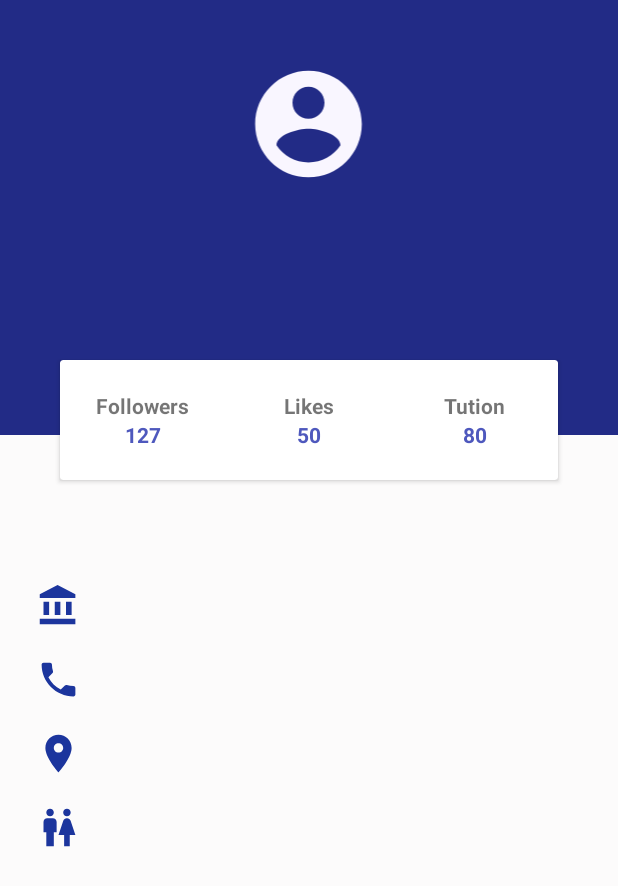
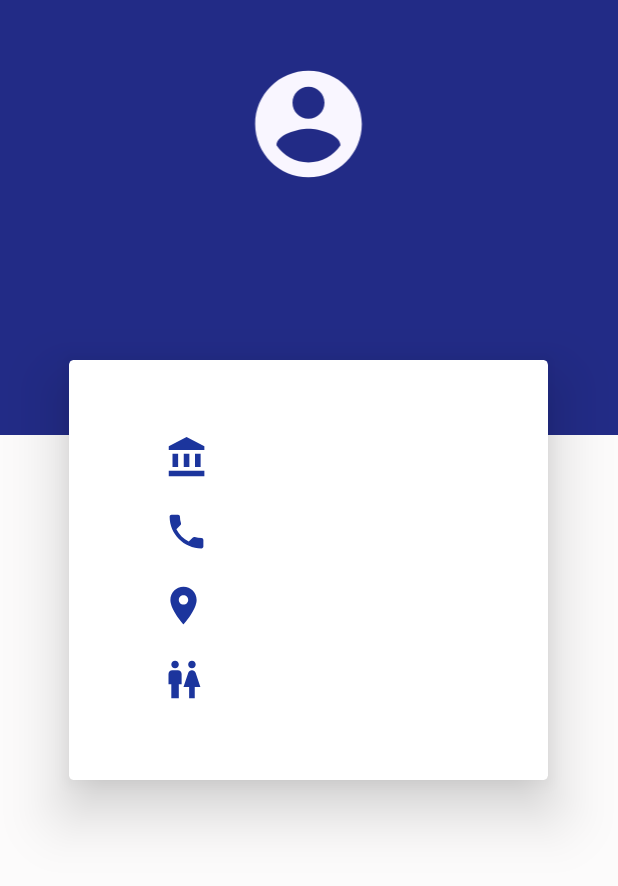
Before and after one commit to Amxadhussain97/Android, an Android app: the Teacherprofile screen opened directly, with no data from a screen before it, on a phone screen of 412 x 824 dp. Shown: the top 886 px of the screen. Run offline under Robolectric (Android 15) with nearby library versions, the phone set to English and light mode, and no system bars; our stand-ins replace Firebase (no records; nobody signed in at launch, a user with empty details on screens opened directly).

Commit message:
profile updated

```diff
--- a/app/src/main/res/layout/activity_teacherprofile.xml
+++ b/app/src/main/res/layout/activity_teacherprofile.xml
@@ -10,12 +10,12 @@
     >
     <LinearLayout
         android:layout_width="match_parent"
-        android:layout_height="wrap_content"
+        android:layout_height="match_parent"
         android:orientation="vertical"
         >
     <RelativeLayout
         android:layout_width="match_parent"
-        android:layout_height="374dp">
+        android:layout_height="630dp">
         <LinearLayout
             android:layout_width="match_parent"
             android:layout_height="290dp"
@@ -41,79 +41,119 @@
                 android:textSize="21sp"
                 android:textStyle="bold" />
         </LinearLayout>
+
         <androidx.cardview.widget.CardView
-            android:layout_width="332dp"
-            android:layout_height="80dp"
+            android:layout_width="319dp"
+            android:layout_height="280dp"
+            app:cardCornerRadius="3dp"
+            app:cardElevation="24dp"
             android:layout_centerHorizontal="true"
             android:layout_marginTop="240dp"
             android:background="#C52020">
+
             <LinearLayout
                 android:layout_width="match_parent"
-                android:layout_height="match_parent"
-                android:orientation="horizontal"
-                android:weightSum="3">
+                android:layout_height="300dp"
+                android:orientation="vertical">
+
                 <LinearLayout
-                    android:layout_width="0dp"
-                    android:layout_height="match_parent"
-                    android:layout_weight="1"
-                    android:gravity="center"
-                    android:orientation="vertical">
+
+                    android:layout_width="match_parent"
+                    android:layout_height="39dp"
+                    android:layout_gravity="center_horizontal"
+                    android:layout_marginTop="45dp"
+                    android:orientation="horizontal">
+
+                    <ImageView
+                        android:layout_marginLeft="64dp"
+                        android:layout_width="30dp"
+                        android:layout_height="match_parent"
+                        android:src="@drawable/teacher_account_institution_24dp" />
 
                     <TextView
-                        android:layout_width="wrap_content"
-                        android:layout_height="wrap_content"
-                        android:text="Followers"
-                        android:textStyle="bold" />
+                        android:id="@+id/p_uniname"
+                        android:layout_width="match_parent"
+                        android:layout_height="match_parent"
+                        android:paddingLeft="30dp"
+                        android:paddingTop="9dp"
+                        android:text="Leading University"
 
-                    <TextView
-                        android:layout_width="wrap_content"
-                        android:layout_height="wrap_content"
-                        android:text="127"
-                        android:textColor="#4E58BD"
+                        android:textColor="#5B664E"
                         android:textStyle="bold" />
                 </LinearLayout>
 
                 <LinearLayout
-                    android:layout_width="0dp"
-                    android:layout_height="match_parent"
-                    android:layout_weight="1"
-                    android:gravity="center"
-                    android:orientation="vertical">
+                    android:layout_width="363dp"
+                    android:layout_height="39dp"
+                    android:layout_gravity="center_horizontal"
+                    android:layout_marginTop="10dp"
+                    android:orientation="horizontal">
+
+                    <ImageView
+                        android:layout_marginLeft="85dp"
+                        android:layout_width="30dp"
+                        android:layout_height="match_parent"
+                        android:src="@drawable/teacher_account_phone_black_24dp" />
 
                     <TextView
-                        android:layout_width="wrap_content"
-                        android:layout_height="wrap_content"
-                        android:text="Likes"
+                        android:id="@+id/p_mobile"
+                        android:layout_width="match_parent"
+                        android:layout_height="match_parent"
+                        android:paddingLeft="32dp"
+                        android:paddingTop="9dp"
+                        android:text="01797057615"
 
-                        android:textStyle="bold" />
-
-                    <TextView
-                        android:layout_width="wrap_content"
-                        android:layout_height="wrap_content"
-                        android:text="50"
-                        android:textColor="#4E58BD"
+                        android:textColor="#5B664E"
                         android:textStyle="bold" />
                 </LinearLayout>
 
                 <LinearLayout
-                    android:layout_width="0dp"
-                    android:layout_height="match_parent"
-                    android:layout_weight="1"
-                    android:gravity="center"
-                    android:orientation="vertical">
+                    android:layout_width="363dp"
+                    android:layout_height="39dp"
+                    android:layout_gravity="center_horizontal"
+                    android:layout_marginTop="10dp"
+                    android:orientation="horizontal">
+
+                    <ImageView
+                        android:layout_marginLeft="83dp"
+                        android:layout_width="30dp"
+                        android:layout_height="match_parent"
+                        android:src="@drawable/teacher_account_location_24dp" />
 
                     <TextView
-                        android:layout_width="wrap_content"
-                        android:layout_height="wrap_content"
-                        android:text="Tution"
+                        android:id="@+id/p_address"
+                        android:layout_width="match_parent"
+                        android:layout_height="match_parent"
+                        android:paddingLeft="35dp"
+                        android:paddingTop="9dp"
+                        android:text="Mukambari,Gashitula"
 
+                        android:textColor="#5B664E"
                         android:textStyle="bold" />
+                </LinearLayout>
+
+                <LinearLayout
+                    android:layout_width="363dp"
+                    android:layout_height="39dp"
+                    android:layout_gravity="center_horizontal"
+                    android:layout_marginTop="10dp"
+                    android:orientation="horizontal">
+
+                    <ImageView
+                        android:layout_marginLeft="83dp"
+                        android:layout_width="30dp"
+                        android:layout_height="match_parent"
+                        android:src="@drawable/teacher_gender_24dp" />
 
                     <TextView
-                        android:layout_width="wrap_content"
-                        android:layout_height="wrap_content"
-                        android:text="80"
-                        android:textColor="#4E58BD"
+                        android:id="@+id/p_gender"
+                        android:layout_width="match_parent"
+                        android:layout_height="match_parent"
+                        android:paddingLeft="35dp"
+                        android:paddingTop="9dp"
+                        android:text="Male"
+
+                        android:textColor="#5B664E"
                         android:textStyle="bold" />
                 </LinearLayout>
 
@@ -123,108 +163,10 @@
 
     </RelativeLayout>
 
-    <LinearLayout
-        android:layout_marginTop="10dp"
-        android:layout_width="363dp"
-        android:layout_height="39dp"
-        android:layout_gravity="center_horizontal"
-        android:orientation="horizontal"
-        >
 
-        <ImageView
-            android:layout_width="30dp"
-            android:layout_height="match_parent"
-            android:src="@drawable/teacher_account_institution_24dp"/>
-        <TextView
-            android:id="@+id/p_uniname"
-            android:paddingLeft="20dp"
-            android:paddingTop="9dp"
-            android:layout_width="match_parent"
-            android:layout_height="match_parent"
-            android:text="Leading University"
-
-            android:textStyle="bold"
-            android:textColor="#5B664E"
-            />
-    </LinearLayout>
-
-    <LinearLayout
-        android:layout_marginTop="10dp"
-        android:layout_width="363dp"
-        android:layout_height="39dp"
-        android:layout_gravity="center_horizontal"
-        android:orientation="horizontal"
-        >
-
-        <ImageView
-            android:layout_width="30dp"
-            android:layout_height="match_parent"
-            android:src="@drawable/teacher_account_phone_black_24dp"/>
-        <TextView
-            android:id="@+id/p_mobile"
-            android:paddingLeft="20dp"
-            android:paddingTop="9dp"
-            android:layout_width="match_parent"
-            android:layout_height="match_parent"
-            android:text="01797057615"
-
-            android:textStyle="bold"
-            android:textColor="#5B664E"
-            />
-    </LinearLayout>
-
-    <LinearLayout
-        android:layout_marginTop="10dp"
-        android:layout_width="363dp"
-        android:layout_height="39dp"
-        android:layout_gravity="center_horizontal"
-        android:orientation="horizontal"
-        >
-
-        <ImageView
-            android:layout_width="30dp"
-            android:layout_height="match_parent"
-            android:src="@drawable/teacher_account_location_24dp"/>
-        <TextView
-            android:id="@+id/p_address"
-            android:paddingLeft="20dp"
-            android:paddingTop="9dp"
-            android:layout_width="match_parent"
-            android:layout_height="match_parent"
-            android:text="Mukambari,Gashitula"
-
-            android:textStyle="bold"
-            android:textColor="#5B664E"
-            />
-    </LinearLayout>
-
-    <LinearLayout
-        android:layout_marginTop="10dp"
-        android:layout_width="363dp"
-        android:layout_height="39dp"
-        android:layout_gravity="center_horizontal"
-        android:orientation="horizontal"
-        >
-
-        <ImageView
-            android:layout_width="30dp"
-            android:layout_height="match_parent"
-            android:src="@drawable/teacher_gender_24dp"/>
-        <TextView
-            android:id="@+id/p_gender"
-            android:paddingLeft="20dp"
-            android:paddingTop="9dp"
-            android:layout_width="match_parent"
-            android:layout_height="match_parent"
-            android:text="Male"
-
-            android:textStyle="bold"
-            android:textColor="#5B664E"
-            />
-    </LinearLayout>
     <Button
         android:id="@+id/profile_messege_id"
-        android:layout_marginTop="60dp"
+        android:layout_marginTop="0dp"
         android:layout_width="120dp"
         android:layout_height="wrap_content"
         android:background="@drawable/messege_button_bg"
```
